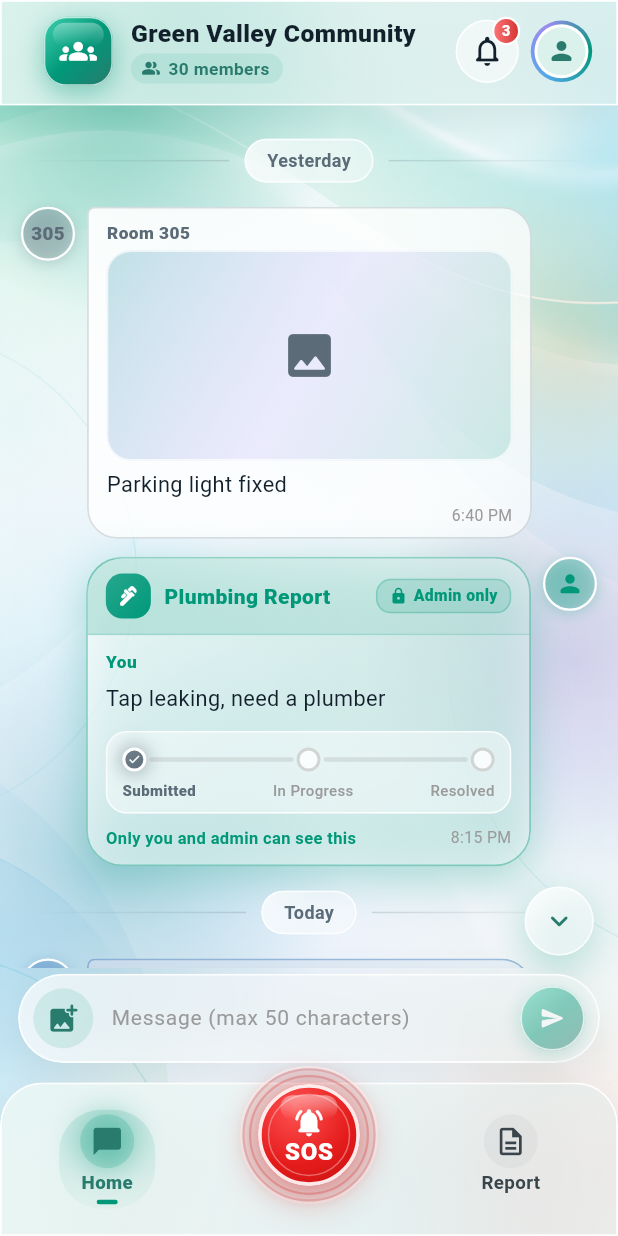
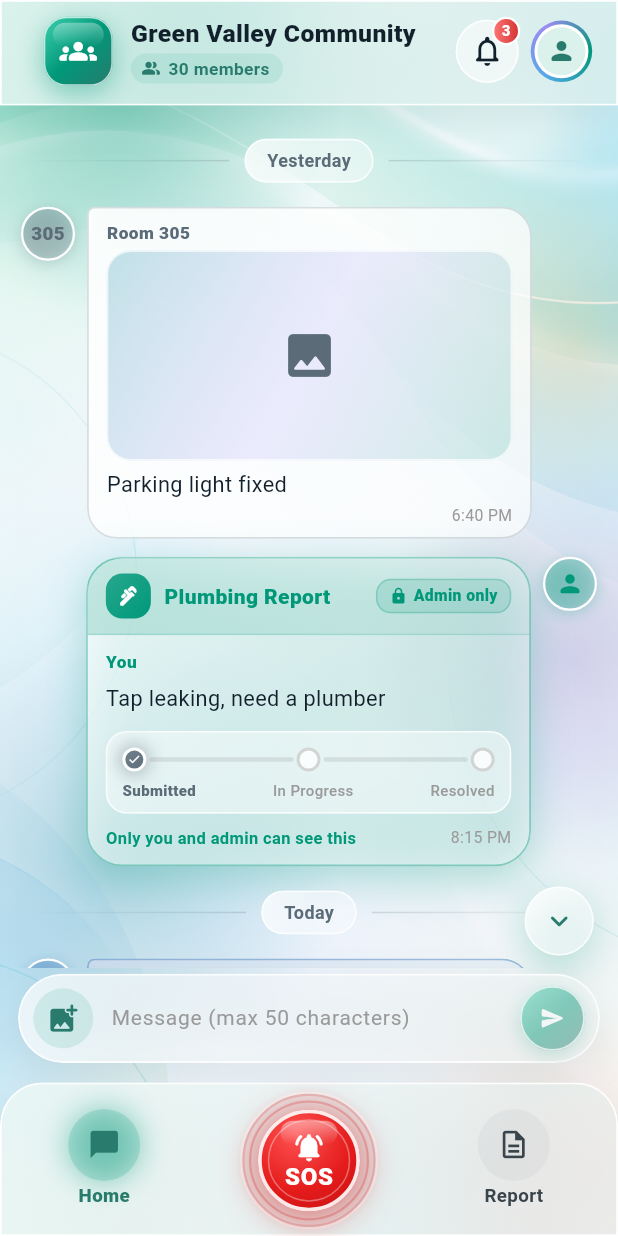
Before and after one commit to syamthecreator/community, a Flutter app: the _HomeScreenView screen opened directly, after a tap on the "close" icon, on a phone screen of 412 x 824 dp. Run offline on Flutter 3.47's test engine with Material 3 defaults, Android fonts, the light colour scheme and no system bars; our stand-ins replace image_picker.

Commit message:
staring translation feature

```diff
--- a/lib/app/app_router.dart
+++ b/lib/app/app_router.dart
@@ -1,3 +1,4 @@
+import 'package:community/core/theme/app_colors.dart';
 import 'package:community/features/authentication/presentation/screens/auth_screen.dart';
 import 'package:community/features/home/presentation/screens/home_screen.dart';
 import 'package:community/features/notifications/presentation/screens/notifications_screen.dart';
@@ -29,7 +30,7 @@ class AppRouter {
       case notifications:
         return MaterialPageRoute(
           builder: (context) => Scaffold(
-            backgroundColor: Colors.white,
+            backgroundColor: AppColors.kwhite,
             body: NotificationsScreen(onBack: () => Navigator.pop(context)),
           ),
         );
@@ -37,7 +38,7 @@ class AppRouter {
       case profile:
         return MaterialPageRoute(
           builder: (context) => Scaffold(
-            backgroundColor: Colors.white,
+            backgroundColor: AppColors.kwhite,
             body: ProfileScreen(onBack: () => Navigator.pop(context)),
           ),
         );
--- a/lib/core/theme/app_colors.dart
+++ b/lib/core/theme/app_colors.dart
@@ -28,11 +28,11 @@ class AppColors {
   static const Color sun = Color(0xFFF6B04A);
   static const Color coral = Color(0xFFFF7A7A);
   static const Color glassShadow = Color(0xFF1B5E52);
-  static const Color homeGradientStart = Color(0xFFD2F3E9);
-  static const Color homeGradientBlue = Color(0xFFE3EEFA);
-  static const Color homeGradientPurple = Color(0xFFEFEBFA);
-  static const Color homeGradientEnd = Color(0xFFF1F6F4);
-  static const Color headerTint = Color(0xFFF1FBF8);
+  static const Color gradientStart = Color(0xFFD2F3E9);
+  static const Color gradientBlue = Color(0xFFE3EEFA);
+  static const Color gradientPurple = Color(0xFFEFEBFA);
+  static const Color gradientEnd = Color(0xFFF1F6F4);
+  static const Color tint = Color(0xFFF1FBF8);
   static const Color sosRed = Color(0xFFFF5252);
   static const Color sosDarkRed = Color(0xFFE41B1B);
   static const Color sosDeepRed = Color(0xFFC20F0F);
--- a/lib/features/authentication/presentation/screens/verfication_screen.dart
+++ b/lib/features/authentication/presentation/screens/verfication_screen.dart
@@ -127,7 +127,6 @@ String _formatPhone(String phoneNumber) => phoneNumber.length == 10
     ? '+91 ${phoneNumber.substring(0, 5)} ${phoneNumber.substring(5)}'
     : '+91 $phoneNumber';
 
-/// Was: PinHeader
 Widget pinHeader(BuildContext context, {required String phoneNumber}) {
   return Column(
     children: [
@@ -239,7 +238,6 @@ Widget pinInput({
                     height: 62,
                     child: Stack(
                       children: [
-                        // Hidden input field.
                         Positioned.fill(
                           child: IgnorePointer(
                             child: Semantics(
@@ -257,7 +255,6 @@ Widget pinInput({
                                     AuthProvider.pinLength,
                                   ),
                                 ],
-                                // Auto-verify as soon as the last digit is in.
                                 onChanged: (value) {
                                   if (value.length == AuthProvider.pinLength) {
                                     auth.verifyPinAndNavigate(context);
--- a/lib/features/authentication/provider/auth_provider.dart
+++ b/lib/features/authentication/provider/auth_provider.dart
@@ -6,7 +6,6 @@ import 'package:flutter/services.dart';
 
 enum AuthValidationError { empty, invalidLength, invalidNumber, notRegistered }
 
-// NEW
 enum AuthFlowStep { phone, pin }
 
 class AuthProvider extends ChangeNotifier {
@@ -14,22 +13,18 @@ class AuthProvider extends ChangeNotifier {
   static const int maxPinAttempts = 5;
   static const int lockoutSeconds = 30;
 
-  // Demo PIN. Replace with the admin-issued PIN check from your API.
   static const String mockPin = '1234';
 
   final TextEditingController phoneController = TextEditingController();
   final TextEditingController pinController = TextEditingController();
 
-  // Flow state (NEW)
   AuthFlowStep _step = AuthFlowStep.phone;
   bool _isPhoneVerified = false;
 
-  // Phone state
   AuthValidationError? _validationError;
   bool _isLoading = false;
   int _phoneErrorTick = 0;
 
-  // PIN state
   bool _pinWrong = false;
   bool _isVerifying = false;
   bool _pinVerified = false;
@@ -43,12 +38,9 @@ class AuthProvider extends ChangeNotifier {
     pinController.addListener(_onPinChanged);
   }
 
-  // ---------------------------------------------------------------
-  // Getters
-  // ---------------------------------------------------------------
 
-  AuthFlowStep get step => _step; // NEW
-  bool get isPhoneVerified => _isPhoneVerified; // NEW
+  AuthFlowStep get step => _step;
+  bool get isPhoneVerified => _isPhoneVerified;
 
   AuthValidationError? get validationError => _validationError;
   bool get isLoading => _isLoading;
@@ -65,16 +57,12 @@ class AuthProvider extends ChangeNotifier {
   bool get isPinReady =>
       pinController.text.length == pinLength && !_isVerifying && !isLocked;
 
-  /// "0:27" style countdown while locked.
   String get lockCountdown {
     final m = _lockSecondsLeft ~/ 60;
     final s = (_lockSecondsLeft % 60).toString().padLeft(2, '0');
     return '$m:$s';
   }
 
-  // ---------------------------------------------------------------
-  // Phone
-  // ---------------------------------------------------------------
 
   void _onPhoneChanged() {
     _validationError = null;
@@ -105,10 +93,8 @@ class AuthProvider extends ChangeNotifier {
     notifyListeners();
   }
 
-  // Replace with a real lookup: is this number registered by an admin?
   Future<bool> _isRegistered(String phone) async => true;
 
-  // CHANGED: no Navigator.push. Shows loader -> tick -> swaps to PIN step.
   Future<void> continueAuth(BuildContext context) async {
     if (_isLoading || _isPhoneVerified) return;
 
@@ -124,10 +110,9 @@ class AuthProvider extends ChangeNotifier {
       if (!registered) {
         _validationError = AuthValidationError.notRegistered;
         _phoneErrorTick++;
-        return; // finally clears the loader
+        return;
       }
 
-      // Registered: loader -> tick on the button.
       HapticFeedback.lightImpact();
       _isLoading = false;
       _isPhoneVerified = true;
@@ -140,7 +125,6 @@ class AuthProvider extends ChangeNotifier {
         return;
       }
 
-      // Swap the content in place. No route change.
       _isPhoneVerified = false;
       _step = AuthFlowStep.pin;
     } finally {
@@ -149,9 +133,8 @@ class AuthProvider extends ChangeNotifier {
     }
   }
 
-  // NEW: used by the "Change" chip, back button and system back.
   void backToPhone() {
-    pinController.clear(); // fires the listener, so set flags after this
+    pinController.clear();
     _pinWrong = false;
     _isVerifying = false;
     _pinVerified = false;
@@ -160,16 +143,12 @@ class AuthProvider extends ChangeNotifier {
     notifyListeners();
   }
 
-  // ---------------------------------------------------------------
-  // PIN
-  // ---------------------------------------------------------------
 
   void _onPinChanged() {
     _pinWrong = false;
     notifyListeners();
   }
 
-  /// Call when the PIN step opens. Keeps an active lockout running.
   void initializePin() {
     pinController.clear();
     _pinWrong = false;
@@ -186,7 +165,6 @@ class AuthProvider extends ChangeNotifier {
     _isVerifying = true;
     notifyListeners();
 
-    // Replace with the real PIN check.
     await Future<void>.delayed(const Duration(milliseconds: 600));
 
     if (code != mockPin) {
@@ -210,7 +188,7 @@ class AuthProvider extends ChangeNotifier {
 
   void _handleWrongPin() {
     HapticFeedback.mediumImpact();
-    pinController.clear(); // fires the listener, so set flags after this
+    pinController.clear();
     _isVerifying = false;
     _pinAttempts++;
     _pinErrorTick++;
--- a/lib/features/home/presentation/screens/home_screen.dart
+++ b/lib/features/home/presentation/screens/home_screen.dart
@@ -216,6 +216,7 @@ class _HomeScreenViewState extends State<_HomeScreenView>
   final _picker = ImagePicker();
   final _composerFocus = FocusNode();
   final Set<_Item> _selected = {};
+
 
   bool _showJump = false;
   bool _pinnedVisible = true;
@@ -422,7 +423,6 @@ class _HomeScreenViewState extends State<_HomeScreenView>
   Future<void> _deleteSelected() async {
     final items = _selected.toList();
 
-    // SOS alerts can never be deleted.
     if (items.any((i) => i.type == _Type.sos)) {
       _toast("SOS alerts can't be deleted");
       return;
@@ -644,7 +644,6 @@ class _HomeScreenViewState extends State<_HomeScreenView>
           builder: (_) => _ImagePreviewScreen(path: path, source: source),
         ),
       );
-      // Flutter restores focus when a screen closes; cancel that here.
       _dismissKeyboard();
       if (result == null || !mounted) return;
       if (result.retake) continue;
@@ -1001,6 +1000,7 @@ class _HomeScreenViewState extends State<_HomeScreenView>
                       ),
                       if (!keyboardOpen)
                         _bottomNav(
+                          context,
                           hold: _hold,
                           tab: _tab,
                           onHome: () => _selectTab(0),
@@ -1084,10 +1084,10 @@ Widget _homeBackdrop({required Widget child}) {
               begin: Alignment.topLeft,
               end: Alignment.bottomRight,
               colors: [
-                AppColors.homeGradientStart,
-                AppColors.homeGradientBlue,
-                AppColors.homeGradientPurple,
-                AppColors.homeGradientEnd,
+                AppColors.gradientStart,
+                AppColors.gradientBlue,
+                AppColors.gradientPurple,
+                AppColors.gradientEnd,
               ],
               stops: [0.0, 0.4, 0.7, 1.0],
             ),
@@ -1371,7 +1371,7 @@ Widget _header(
     radius: const BorderRadius.vertical(bottom: Radius.circular(0)),
     blur: 28,
     opacity: 0.66,
-    tint: AppColors.headerTint,
+    tint: AppColors.tint,
     borderOpacity: 0.95,
     padding: EdgeInsets.fromLTRB(16, top + 10, 16, 12),
     child: Row(
@@ -1928,7 +1928,7 @@ Widget _selectionBar(
     radius: BorderRadius.zero,
     blur: 28,
     opacity: 0.66,
-    tint: AppColors.headerTint,
+    tint: AppColors.tint,
     borderOpacity: 0.95,
     padding: EdgeInsets.fromLTRB(8, top + 10, 8, 12),
     child: SizedBox(
@@ -1994,7 +1994,7 @@ Widget _glassMenu(BuildContext context, {required List<_GlassMenuItem> items}) {
         radius: BorderRadius.circular(20),
         blur: 24,
         opacity: 0.88,
-        tint: AppColors.headerTint,
+        tint: AppColors.tint,
         shadowColor: AppColors.brand,
         borderOpacity: 0.95,
         padding: const EdgeInsets.all(6),
@@ -2203,7 +2203,6 @@ Widget _sosCard({required _Item item}) {
     child: Column(
       crossAxisAlignment: CrossAxisAlignment.start,
       children: [
-        // Header (same structure as the report card).
         Container(
           decoration: BoxDecoration(
             gradient: LinearGradient(
@@ -2276,7 +2275,6 @@ Widget _sosCard({required _Item item}) {
             ],
           ),
         ),
-        // Body
         Padding(
           padding: const EdgeInsets.fromLTRB(12, 10, 12, 10),
           child: Column(
@@ -2480,7 +2478,6 @@ Widget _bubble({required _Item item}) {
   final accent = isAdmin ? AppColors.info : AppColors.slate;
   final fg = mine ? Colors.white : AppColors.title;
 
-  // mine -> solid green | admin -> blue glass | everyone else -> white glass
   final Gradient gradient = mine
       ? const LinearGradient(
           begin: Alignment.topLeft,
@@ -3002,12 +2999,15 @@ Widget _composer({
 
 const double _bottomNavBarHeight = 100;
 
-Widget _bottomNav({
+Widget _bottomNav(
+  BuildContext context, {
   required AnimationController hold,
   required int tab,
   required VoidCallback onHome,
   required VoidCallback onReport,
 }) {
+  final bottomInset = MediaQuery.paddingOf(context).bottom;
+
   return Padding(
     padding: const EdgeInsets.only(top: 5),
     child: Stack(
@@ -3017,13 +3017,12 @@ Widget _bottomNav({
           radius: const BorderRadius.vertical(top: Radius.circular(28)),
           blur: 28,
           opacity: 0.66,
-          tint: AppColors.headerTint,
+          tint: AppColors.tint,
           borderOpacity: 0.95,
-          child: Container(
-            height: _bottomNavBarHeight,
-            padding: const EdgeInsets.all(3),
-            child: Container(
-              decoration: BoxDecoration(),
+          child: SizedBox(
+            height: _bottomNavBarHeight + bottomInset,
+            child: Padding(
+              padding: EdgeInsets.only(bottom: bottomInset),
               child: Row(
                 children: [
                   Expanded(
@@ -3034,7 +3033,7 @@ Widget _bottomNav({
                       onTap: onHome,
                     ),
                   ),
-                  const Expanded(child: SizedBox()), // space for SOS
+                  const Expanded(child: SizedBox()),
                   Expanded(
                     child: _navItem(
                       icon: Icons.description_outlined,
@@ -3048,8 +3047,9 @@ Widget _bottomNav({
             ),
           ),
         ),
+
         Positioned(
-          top: -17,
+          top: 0,
           left: 0,
           right: 0,
           child: Center(child: _SosButton(hold: hold)),
@@ -3073,26 +3073,14 @@ Widget _navItem({
       child: AnimatedContainer(
         duration: const Duration(milliseconds: 220),
         padding: const EdgeInsets.symmetric(horizontal: 14, vertical: 3),
-        decoration: BoxDecoration(
-          borderRadius: BorderRadius.circular(28),
-          gradient: selected
-              ? LinearGradient(
-                  begin: Alignment.topCenter,
-                  end: Alignment.bottomCenter,
-                  colors: [
-                    AppColors.brand.withValues(alpha: 0.14),
-                    AppColors.brand.withValues(alpha: 0.03),
-                  ],
-                )
-              : null,
-        ),
+        decoration: BoxDecoration(borderRadius: BorderRadius.circular(28)),
         child: Column(
           mainAxisSize: MainAxisSize.min,
           children: [
             AnimatedContainer(
               duration: const Duration(milliseconds: 220),
-              width: 36,
-              height: 36,
+              width: 48,
+              height: 48,
               decoration: BoxDecoration(
                 shape: BoxShape.circle,
                 color: selected
@@ -3117,16 +3105,6 @@ Widget _navItem({
                 fontSize: 12.5,
                 fontWeight: selected ? FontWeight.w800 : FontWeight.w700,
                 color: color,
-              ),
-            ),
-            AnimatedContainer(
-              duration: const Duration(milliseconds: 220),
-              margin: const EdgeInsets.only(top: 2),
-              width: selected ? 14 : 0,
-              height: 3,
-              decoration: BoxDecoration(
-                color: AppColors.brand,
-                borderRadius: BorderRadius.circular(3),
               ),
             ),
           ],
@@ -3379,10 +3357,6 @@ Widget _sosHoldOverlay({required AnimationController hold}) {
   );
 }
 
-// Paste this over the existing `_MembersScreen` + `_MembersScreenState`
-// in home_screen.dart (it uses the private _glass / _homeBackdrop helpers
-// from that file, so it must stay in the same file).
-
 class _MembersScreen extends StatefulWidget {
   const _MembersScreen();
 
@@ -3397,7 +3371,6 @@ class _MembersScreenState extends State<_MembersScreen> {
   @override
   void initState() {
     super.initState();
-    // Replace with your real members fetch.
     Future.delayed(const Duration(milliseconds: 800), () {
       if (mounted) setState(() => _loading = false);
     });
@@ -3408,8 +3381,6 @@ class _MembersScreenState extends State<_MembersScreen> {
     _search.dispose();
     super.dispose();
   }
-
-  // ───────── small building blocks ─────────
 
   Widget _circle(Widget inner, Color color, {double size = 44}) {
     return Container(
@@ -3439,7 +3410,6 @@ class _MembersScreenState extends State<_MembersScreen> {
     );
   }
 
-  /// Fade + slide-up entrance, staggered by [index].
   Widget _entrance(int index, Widget child) {
     return TweenAnimationBuilder<double>(
       tween: Tween(begin: 0, end: 1),
@@ -3709,7 +3679,7 @@ class _MembersScreenState extends State<_MembersScreen> {
       radius: BorderRadius.zero,
       blur: 28,
       opacity: 0.66,
-      tint: AppColors.headerTint,
+      tint: AppColors.tint,
       borderOpacity: 0.95,
       padding: EdgeInsets.fromLTRB(8, top + 10, 16, 12),
       child: Row(
@@ -3858,7 +3828,6 @@ class _MembersScreenState extends State<_MembersScreen> {
 
         if (rooms.isEmpty && !showAdmin && !showMyRoom) return _empty();
 
-        // Group by floor (first digit of the room number).
         final byFloor = <String, List<String>>{};
         for (final r in rooms) {
           byFloor.putIfAbsent(r[0], () => []).add(r);
--- a/lib/features/profile/presentation/screens/profile_screen.dart
+++ b/lib/features/profile/presentation/screens/profile_screen.dart
@@ -6,7 +6,6 @@ import 'package:community/core/widgets/glass_morphism.dart';
 import 'package:flutter/material.dart';
 import 'package:image_picker/image_picker.dart';
 
-// Mock data. These details are set by the admin and are read-only here.
 const String _mockUserName = 'Nithya Arun';
 const String _mockRole = 'Community Member';
 const String _mockCommunity = 'Green Valley Apartments';
@@ -491,7 +490,6 @@ Widget _glassSheet({required Widget child}) {
 }
 
 
-/// Was: _DetailRow
 Widget _detailRow({
   required IconData icon,
   required String label,
@@ -539,7 +537,6 @@ Widget _detailRow({
   );
 }
 
-/// Was: _MenuRow
 Widget _menuRow({
   required IconData icon,
   required String title,
@@ -594,7 +591,6 @@ _helpContacts = [
   ),
 ];
 
-/// Was: _HelpContent
 Widget _helpContent() {
   return SingleChildScrollView(
     padding: const EdgeInsets.fromLTRB(20, 4, 20, 24),
--- a/lib/features/report/presentation/screens/report_issue_screen.dart
+++ b/lib/features/report/presentation/screens/report_issue_screen.dart
@@ -117,7 +117,6 @@ const List<_Category> _categories = [
     icon: Icons.more_horiz_rounded,
   ),
 ];
-
 
 class ReportIssueView extends StatefulWidget {
   final bool startWithCustom;
@@ -393,7 +392,6 @@ class ReportIssueViewState extends State<ReportIssueView> {
     }
   }
 
-
   Widget _buildHeader() {
     return Padding(
       padding: const EdgeInsets.fromLTRB(16, 8, 20, 0),
@@ -493,7 +491,6 @@ class ReportIssueViewState extends State<ReportIssueView> {
 
   Widget _buildCategoryStep() {
     return SingleChildScrollView(
-      padding: const EdgeInsets.fromLTRB(20, 24, 20, 24),
       child: Column(
         crossAxisAlignment: CrossAxisAlignment.start,
         children: [
@@ -607,7 +604,9 @@ class ReportIssueViewState extends State<ReportIssueView> {
               decoration: BoxDecoration(
                 color: color.withValues(alpha: 0.16),
                 shape: BoxShape.circle,
-                border: Border.all(color: AppColors.kwhite.withValues(alpha: 0.7)),
+                border: Border.all(
+                  color: AppColors.kwhite.withValues(alpha: 0.7),
+                ),
               ),
               child: Icon(category.icon, color: color, size: 24),
             ),
@@ -630,7 +629,6 @@ class ReportIssueViewState extends State<ReportIssueView> {
       ),
     );
   }
-
 
   Widget _buildDetailsStep() {
     final category = _category!;
@@ -1093,9 +1091,14 @@ class ReportIssueViewState extends State<ReportIssueView> {
           blur: 0,
           opacity: selected ? 0.70 : 0.55,
           tint: selected
-              ? Color.alphaBlend(color.withValues(alpha: 0.18), AppColors.kwhite)
+              ? Color.alphaBlend(
+                  color.withValues(alpha: 0.18),
+                  AppColors.kwhite,
+                )
               : AppColors.kwhite,
-          borderColor: selected ? color : AppColors.kwhite.withValues(alpha: 0.85),
+          borderColor: selected
+              ? color
+              : AppColors.kwhite.withValues(alpha: 0.85),
           shadow: false,
           child: Row(
             children: [
@@ -1218,7 +1221,6 @@ class ReportIssueViewState extends State<ReportIssueView> {
     return Divider(height: 1, color: AppColors.border.withValues(alpha: 0.25));
   }
 
-
   Widget _buildSuccess() {
     final adminOnly = _visibility == ReportVisibility.adminOnly;
 
@@ -1338,7 +1340,7 @@ class ReportIssueViewState extends State<ReportIssueView> {
       radius: const BorderRadius.vertical(top: Radius.circular(24)),
       blur: 24,
       opacity: 0.60,
-      tint: AppColors.headerTint,
+      tint: AppColors.tint,
       shadow: false,
       padding: const EdgeInsets.fromLTRB(20, 12, 20, 16),
       child: child,
--- a/lib/features/splash/presentation/screens/splash_sscreen.dart
+++ b/lib/features/splash/presentation/screens/splash_sscreen.dart
@@ -95,7 +95,6 @@ class _SplashScreenState extends State<SplashScreen>
                     ),
                     const SizedBox(height: 28),
 
-                    // Plain text tagline, no container.
                     FadeTransition(
                       opacity: _textFade,
                       child: SlideTransition(
--- a/pubspec.yaml
+++ b/pubspec.yaml
@@ -22,8 +22,8 @@ dependencies:
   flutter_svg: ^2.3.0
   image_picker: ^1.2.3
   skeletonizer: ^3.0.0
-  # google_mlkit_language_id: ^0.15.1
-  # google_mlkit_translation: ^0.15.1
+  google_mlkit_language_id: ^0.15.1
+  google_mlkit_translation: ^0.15.1
 
 dev_dependencies:
   flutter_test:
```
Also changed, not shown: lib/app/app.dart (+16 -8 lines), lib/core/widgets/app_skeleton.dart (+0 -7 lines), lib/core/widgets/glass_morphism.dart (+4 -4 lines), pubspec.lock.
